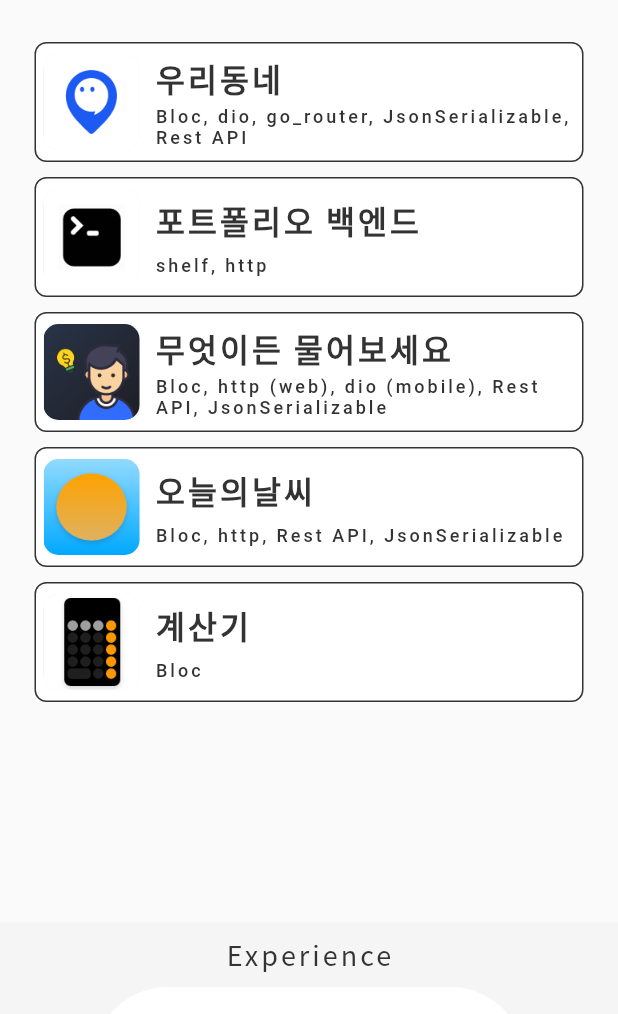
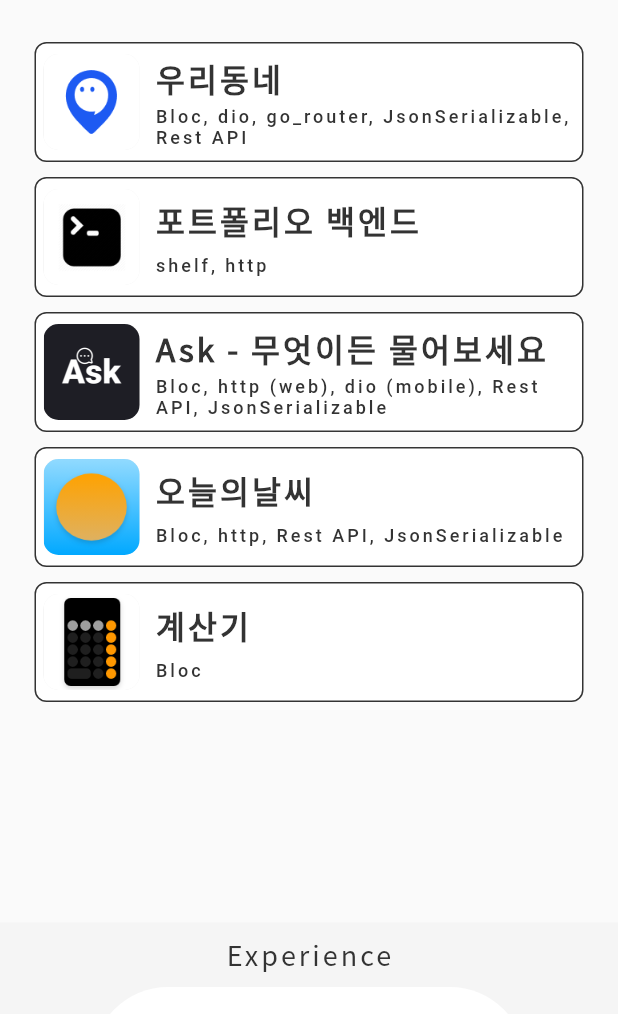
Before and after one commit to pshyomin/pshyomin.github.io, a Flutter app: the screen it shows after launch, scrolled down 576 dp, on a phone screen of 412 x 824 dp, the part 222-1236 px from its top. Run offline on Flutter 3.47's test engine with Material 2 defaults, Android fonts, the phone set to English and light mode, and no system bars; our stand-ins replace bloc, dio, equatable, flutter_bloc, flutter_secure_storage, flutter_svg and 1 more; missing offline and left inert: seo, xml2json.

Commit message:
Release
230510

```diff
--- a/docs/version.json
+++ b/docs/version.json
@@ -1 +1 @@
-{"app_name":"portfolio","version":"1.0.0","build_number":"10","package_name":"portfolio"}
+{"app_name":"portfolio","version":"1.0.0","build_number":"11","package_name":"portfolio"}
--- a/lib/pages/portfolio/project/ask/home.dart
+++ b/lib/pages/portfolio/project/ask/home.dart
@@ -14,7 +14,7 @@ class Home extends StatefulWidget {
   const Home({Key? key}) : super(key: key);
 
   @override
-  _HomeState createState() => _HomeState();
+  State<Home> createState() => _HomeState();
 }
 
 class _HomeState extends State<Home> {
@@ -52,8 +52,8 @@ class _HomeState extends State<Home> {
             child: BackdropFilter(
               filter: ImageFilter.blur(sigmaX: 25, sigmaY: 25),
               child: AppBar(
-                title: const Column(
-                  children: [
+                title: Column(
+                  children: const [
                     Text(
                       '무엇이든 물어보세요',
                       style: TextStyle(
--- a/lib/utils/config.dart
+++ b/lib/utils/config.dart
@@ -187,7 +187,7 @@ class Config {
     ),
     Portfolio(
         icon: Image.asset('assets/icon/ask.png'),
-      title: '무엇이든 물어보세요',
+        title: 'Ask - 무엇이든 물어보세요',
         contents: '',
         project: const ask.MyApp(),
         stack: const [
@@ -198,7 +198,8 @@ class Config {
           'JsonSerializable',
         ],
         github: 'https://github.com/pshyomin/ask',
-    ),
+        google:
+            'https://play.google.com/store/apps/details?id=com.hyominchoi.ask'),
     Portfolio(
       icon: Image.asset('assets/icon/weather.png'),
       title: '오늘의날씨',
--- a/pubspec.yaml
+++ b/pubspec.yaml
@@ -17,7 +17,7 @@ publish_to: 'none' # Remove this line if you wish to publish to pub.dev
 # https://developer.apple.com/library/archive/documentation/General/Reference/InfoPlistKeyReference/Articles/CoreFoundationKeys.html
 # In Windows, build-name is used as the major, minor, and patch parts
 # of the product and file versions while build-number is used as the build suffix.
-version: 1.0.0+10
+version: 1.0.0+11
 
 environment:
   sdk: '>=2.19.5 <3.0.0'
```
Also changed, not shown: assets/icon/ask.png, docs/assets/assets/icon/ask.png, docs/assets/packages/cupertino_icons/assets/CupertinoIcons.ttf, pubspec.lock, 10 other files. Lines whose indentation alone changed are shown as unchanged.
